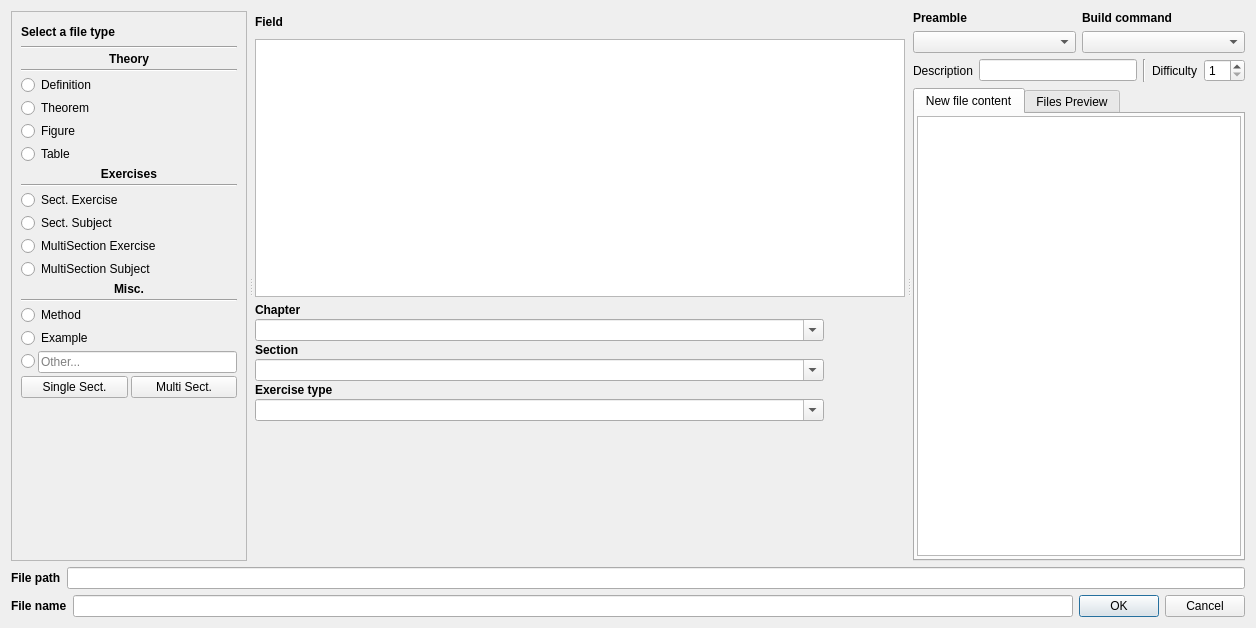
Before: the Qt Designer form datatex/newdatabasefile.ui in CSMathematics/DataTex, drawn with Qt 5.
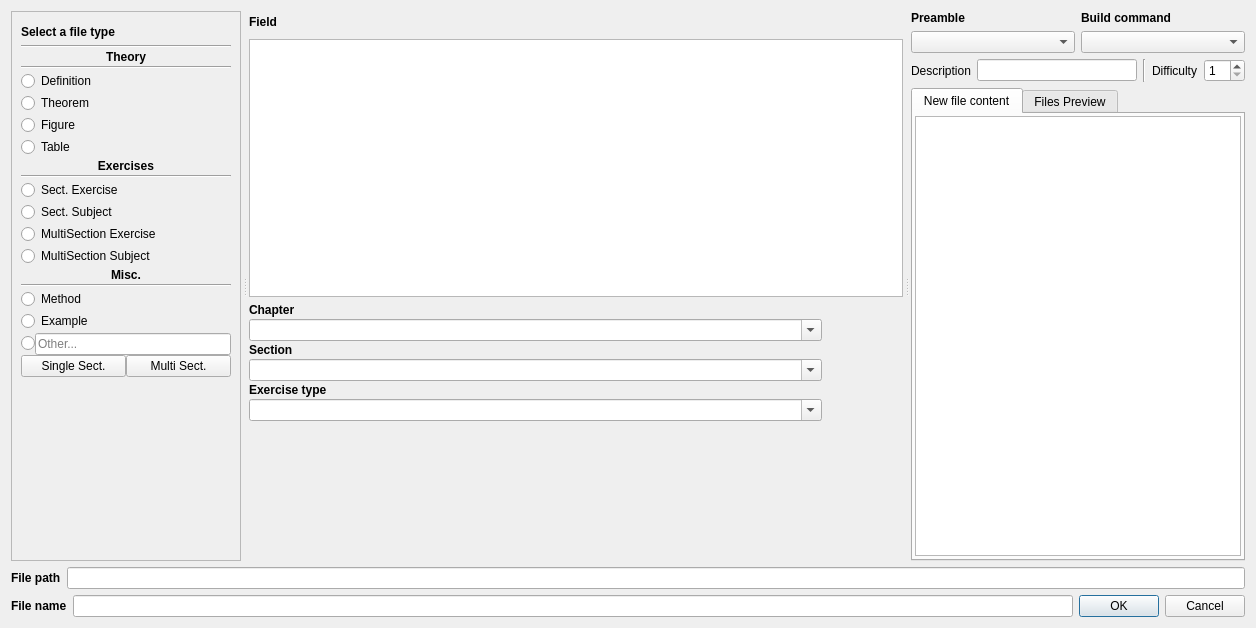
After: the same form once the commit is applied. Icons and pictures are not drawn. Custom widgets are drawn as their Qt base class.

What changed in the file:
```diff
--- a/datatex/newdatabasefile.ui
+++ b/datatex/newdatabasefile.ui
@@ -32,16 +32,54 @@
          <x>0</x>
          <y>0</y>
          <width>208</width>
-         <height>471</height>
+         <height>452</height>
         </rect>
        </property>
        <layout class="QVBoxLayout" name="verticalLayout_6">
         <item>
-         <layout class="QVBoxLayout" name="verticalLayout_2">
-          <property name="spacing">
-           <number>3</number>
+         <layout class="QGridLayout" name="gridLayout_10">
+          <property name="verticalSpacing">
+           <number>2</number>
           </property>
-          <item>
+          <item row="13" column="0">
+           <widget class="QRadioButton" name="CombSubjectButton">
+            <property name="sizePolicy">
+             <sizepolicy hsizetype="Fixed" vsizetype="Fixed">
+              <horstretch>0</horstretch>
+              <verstretch>0</verstretch>
+             </sizepolicy>
+            </property>
+            <property name="text">
+             <string>MultiSection Subject</string>
+            </property>
+            <attribute name="buttonGroup">
+             <string notr="true">FileTypeGroup</string>
+            </attribute>
+           </widget>
+          </item>
+          <item row="2" column="0">
+           <widget class="QLabel" name="label">
+            <property name="sizePolicy">
+             <sizepolicy hsizetype="Preferred" vsizetype="Fixed">
+              <horstretch>0</horstretch>
+              <verstretch>0</verstretch>
+             </sizepolicy>
+            </property>
+            <property name="font">
+             <font>
+              <weight>75</weight>
+              <bold>true</bold>
+             </font>
+            </property>
+            <property name="text">
+             <string>Theory</string>
+            </property>
+            <property name="alignment">
+             <set>Qt::AlignCenter</set>
+            </property>
+           </widget>
+          </item>
+          <item row="0" column="0">
            <layout class="QHBoxLayout" name="horizontalLayout_8">
             <item>
              <widget class="QLabel" name="label_8">
@@ -104,43 +142,59 @@
             </item>
            </layout>
           </item>
-          <item>
-           <widget class="Line" name="line_2">
-            <property name="orientation">
-             <enum>Qt::Horizontal</enum>
-            </property>
-           </widget>
-          </item>
-          <item>
-           <widget class="QLabel" name="label">
+          <item row="10" column="0">
+           <widget class="QRadioButton" name="SectionExerciseButton">
             <property name="sizePolicy">
-             <sizepolicy hsizetype="Preferred" vsizetype="Fixed">
+             <sizepolicy hsizetype="Fixed" vsizetype="Fixed">
               <horstretch>0</horstretch>
               <verstretch>0</verstretch>
              </sizepolicy>
             </property>
-            <property name="font">
-             <font>
-              <weight>75</weight>
-              <bold>true</bold>
-             </font>
-            </property>
             <property name="text">
-             <string>Theory</string>
+             <string>Sect. Exercise</string>
             </property>
-            <property name="alignment">
-             <set>Qt::AlignCenter</set>
-            </property>
+            <attribute name="buttonGroup">
+             <string notr="true">FileTypeGroup</string>
+            </attribute>
            </widget>
           </item>
-          <item>
+          <item row="3" column="0">
            <widget class="Line" name="line_3">
             <property name="orientation">
              <enum>Qt::Horizontal</enum>
             </property>
            </widget>
           </item>
-          <item>
+          <item row="14" column="0">
+           <widget class="QLabel" name="label_3">
+            <property name="sizePolicy">
+             <sizepolicy hsizetype="Preferred" vsizetype="Fixed">
+              <horstretch>0</horstretch>
+              <verstretch>0</verstretch>
+             </sizepolicy>
+            </property>
+            <property name="font">
+             <font>
+              <weight>75</weight>
+              <bold>true</bold>
+             </font>
+            </property>
+            <property name="text">
+             <string>Misc.</string>
+            </property>
+            <property name="alignment">
+             <set>Qt::AlignCenter</set>
+            </property>
+           </widget>
+          </item>
+          <item row="9" column="0">
+           <widget class="Line" name="line_4">
+            <property name="orientation">
+             <enum>Qt::Horizontal</enum>
+            </property>
+           </widget>
+          </item>
+          <item row="4" column="0">
            <widget class="QRadioButton" name="DefinitionButton">
             <property name="sizePolicy">
              <sizepolicy hsizetype="Fixed" vsizetype="Fixed">
@@ -156,7 +210,14 @@
             </attribute>
            </widget>
           </item>
-          <item>
+          <item row="1" column="0">
+           <widget class="Line" name="line_2">
+            <property name="orientation">
+             <enum>Qt::Horizontal</enum>
+            </property>
+           </widget>
+          </item>
+          <item row="5" column="0">
            <widget class="QRadioButton" name="TheoremButton">
             <property name="sizePolicy">
              <sizepolicy hsizetype="Fixed" vsizetype="Fixed">
@@ -172,84 +233,7 @@
             </attribute>
            </widget>
           </item>
-          <item>
-           <widget class="QRadioButton" name="FigureButton">
-            <property name="sizePolicy">
-             <sizepolicy hsizetype="Fixed" vsizetype="Fixed">
-              <horstretch>0</horstretch>
-              <verstretch>0</verstretch>
-             </sizepolicy>
-            </property>
-            <property name="text">
-             <string>Figure</string>
-            </property>
-            <attribute name="buttonGroup">
-             <string notr="true">FileTypeGroup</string>
-            </attribute>
-           </widget>
-          </item>
-          <item>
-           <widget class="QRadioButton" name="TableButton">
-            <property name="sizePolicy">
-             <sizepolicy hsizetype="Fixed" vsizetype="Fixed">
-              <horstretch>0</horstretch>
-              <verstretch>0</verstretch>
-             </sizepolicy>
-            </property>
-            <property name="text">
-             <string>Table</string>
-            </property>
-            <attribute name="buttonGroup">
-             <string notr="true">FileTypeGroup</string>
-            </attribute>
-           </widget>
-          </item>
-          <item>
-           <widget class="QLabel" name="label_2">
-            <property name="sizePolicy">
-             <sizepolicy hsizetype="Preferred" vsizetype="Fixed">
-              <horstretch>0</horstretch>
-              <verstretch>0</verstretch>
-             </sizepolicy>
-            </property>
-            <property name="font">
-             <font>
-              <weight>75</weight>
-              <bold>true</bold>
-             </font>
-            </property>
-            <property name="text">
-             <string>Exercises</string>
-            </property>
-            <property name="alignment">
-             <set>Qt::AlignCenter</set>
-            </property>
-           </widget>
-          </item>
-          <item>
-           <widget class="Line" name="line_4">
-            <property name="orientation">
-             <enum>Qt::Horizontal</enum>
-            </property>
-           </widget>
-          </item>
-          <item>
-           <widget class="QRadioButton" name="SectionExerciseButton">
-            <property name="sizePolicy">
-             <sizepolicy hsizetype="Fixed" vsizetype="Fixed">
-              <horstretch>0</horstretch>
-              <verstretch>0</verstretch>
-             </sizepolicy>
-            </property>
-            <property name="text">
-             <string>Sect. Exercise</string>
-            </property>
-            <attribute name="buttonGroup">
-             <string notr="true">FileTypeGroup</string>
-            </attribute>
-           </widget>
-          </item>
-          <item>
+          <item row="11" column="0">
            <widget class="QRadioButton" name="SectionSubjectButton">
             <property name="sizePolicy">
              <sizepolicy hsizetype="Fixed" vsizetype="Fixed">
@@ -265,68 +249,7 @@
             </attribute>
            </widget>
           </item>
-          <item>
-           <widget class="QRadioButton" name="CombExerciseButton">
-            <property name="sizePolicy">
-             <sizepolicy hsizetype="Fixed" vsizetype="Fixed">
-              <horstretch>0</horstretch>
-              <verstretch>0</verstretch>
-             </sizepolicy>
-            </property>
-            <property name="text">
-             <string>MultiSection Exercise</string>
-            </property>
-            <attribute name="buttonGroup">
-             <string notr="true">FileTypeGroup</string>
-            </attribute>
-           </widget>
-          </item>
-          <item>
-           <widget class="QRadioButton" name="CombSubjectButton">
-            <property name="sizePolicy">
-             <sizepolicy hsizetype="Fixed" vsizetype="Fixed">
-              <horstretch>0</horstretch>
-              <verstretch>0</verstretch>
-             </sizepolicy>
-            </property>
-            <property name="text">
-             <string>MultiSection Subject</string>
-            </property>
-            <attribute name="buttonGroup">
-             <string notr="true">FileTypeGroup</string>
-            </attribute>
-           </widget>
-          </item>
-          <item>
-           <widget class="QLabel" name="label_3">
-            <property name="sizePolicy">
-             <sizepolicy hsizetype="Preferred" vsizetype="Fixed">
-              <horstretch>0</horstretch>
-              <verstretch>0</verstretch>
-             </sizepolicy>
-            </property>
-            <property name="font">
-             <font>
-              <weight>75</weight>
-              <bold>true</bold>
-             </font>
-            </property>
-            <property name="text">
-             <string>Misc.</string>
-            </property>
-            <property name="alignment">
-             <set>Qt::AlignCenter</set>
-            </property>
-           </widget>
-          </item>
-          <item>
-           <widget class="Line" name="line_7">
-            <property name="orientation">
-             <enum>Qt::Horizontal</enum>
-            </property>
-           </widget>
-          </item>
-          <item>
+          <item row="16" column="0">
            <widget class="QRadioButton" name="MethodButton">
             <property name="sizePolicy">
              <sizepolicy hsizetype="Fixed" vsizetype="Fixed">
@@ -342,7 +265,20 @@
             </attribute>
            </widget>
           </item>
-          <item>
+          <item row="19" column="0">
+           <spacer name="verticalSpacer_2">
+            <property name="orientation">
+             <enum>Qt::Vertical</enum>
+            </property>
+            <property name="sizeHint" stdset="0">
+             <size>
+              <width>20</width>
+              <height>40</height>
+             </size>
+            </property>
+           </spacer>
+          </item>
+          <item row="17" column="0">
            <widget class="QRadioButton" name="ExampleButton">
             <property name="sizePolicy">
              <sizepolicy hsizetype="Fixed" vsizetype="Fixed">
@@ -358,7 +294,84 @@
             </attribute>
            </widget>
           </item>
-          <item>
+          <item row="12" column="0">
+           <widget class="QRadioButton" name="CombExerciseButton">
+            <property name="sizePolicy">
+             <sizepolicy hsizetype="Fixed" vsizetype="Fixed">
+              <horstretch>0</horstretch>
+              <verstretch>0</verstretch>
+             </sizepolicy>
+            </property>
+            <property name="text">
+             <string>MultiSection Exercise</string>
+            </property>
+            <attribute name="buttonGroup">
+             <string notr="true">FileTypeGroup</string>
+            </attribute>
+           </widget>
+          </item>
+          <item row="7" column="0">
+           <widget class="QRadioButton" name="TableButton">
+            <property name="sizePolicy">
+             <sizepolicy hsizetype="Fixed" vsizetype="Fixed">
+              <horstretch>0</horstretch>
+              <verstretch>0</verstretch>
+             </sizepolicy>
+            </property>
+            <property name="text">
+             <string>Table</string>
+            </property>
+            <attribute name="buttonGroup">
+             <string notr="true">FileTypeGroup</string>
+            </attribute>
+           </widget>
+          </item>
+          <item row="6" column="0">
+           <widget class="QRadioButton" name="FigureButton">
+            <property name="sizePolicy">
+             <sizepolicy hsizetype="Fixed" vsizetype="Fixed">
+              <horstretch>0</horstretch>
+              <verstretch>0</verstretch>
+             </sizepolicy>
+            </property>
+            <property name="text">
+             <string>Figure</string>
+            </property>
+            <attribute name="buttonGroup">
+             <string notr="true">FileTypeGroup</string>
+            </attribute>
+           </widget>
+          </item>
+          <item row="8" column="0">
+           <widget class="QLabel" name="label_2">
+            <property name="sizePolicy">
+             <sizepolicy hsizetype="Preferred" vsizetype="Fixed">
+              <horstretch>0</horstretch>
+              <verstretch>0</verstretch>
+             </sizepolicy>
+            </property>
+            <property name="font">
+             <font>
+              <weight>75</weight>
+              <bold>true</bold>
+             </font>
+            </property>
+            <property name="text">
+             <string>Exercises</string>
+            </property>
+            <property name="alignment">
+             <set>Qt::AlignCenter</set>
+            </property>
+           </widget>
+          </item>
+          <item row="15" column="0">
+           <widget class="Line" name="line_7">
+            <property name="orientation">
+             <enum>Qt::Horizontal</enum>
+            </property>
+           </widget>
+          </item>
+          <item row="18" column="0">
            <layout class="QGridLayout" name="gridLayout_8">
             <item row="0" column="1">
              <widget class="QLineEdit" name="OtherLineEdit">
@@ -397,19 +410,6 @@
             </item>
            </layout>
           </item>
-          <item>
-           <spacer name="verticalSpacer_2">
-            <property name="orientation">
-             <enum>Qt::Vertical</enum>
-            </property>
-            <property name="sizeHint" stdset="0">
-             <size>
-              <width>20</width>
-              <height>40</height>
-             </size>
-            </property>
-           </spacer>
-          </item>
          </layout>
         </item>
        </layout>
```
Left out of the diff: 34 changed lines with no effect on the pictures.
